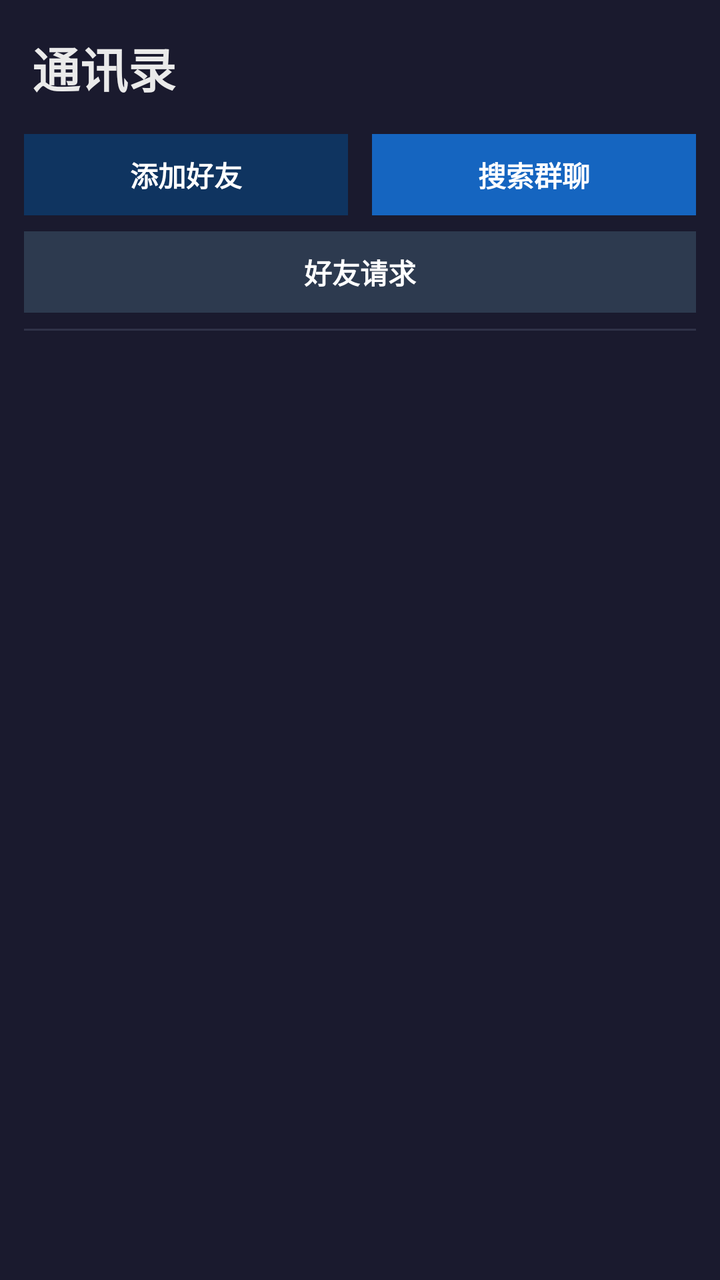
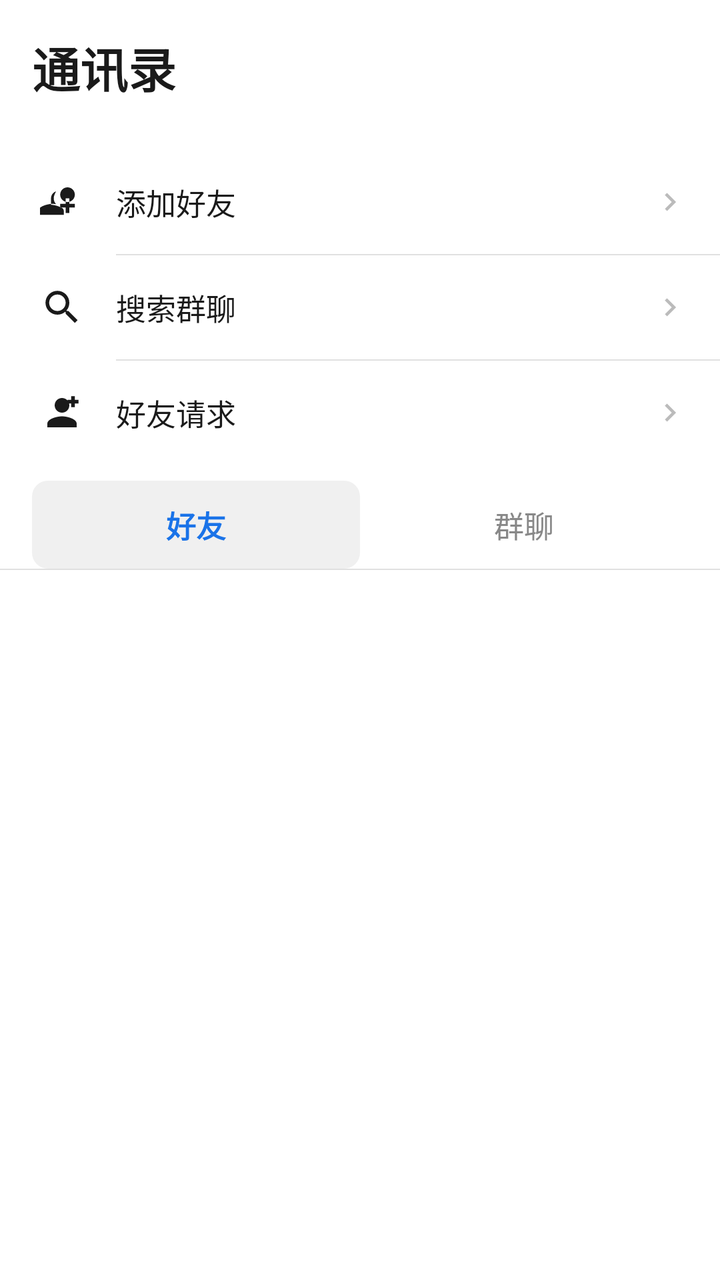

Two renders of the same Android screen: before a commit and after it. Below are the layout's source before the change and the commit's diff.
<!-- AndroidManifest.xml: application theme Theme.ChatApp -->
<!-- res/layout/fragment_contacts.xml -->
<?xml version="1.0" encoding="utf-8"?>
<LinearLayout xmlns:android="http://schemas.android.com/apk/res/android"
    android:layout_width="match_parent"
    android:layout_height="match_parent"
    android:orientation="vertical"
    android:background="@color/bg_dark">
    <TextView
        android:layout_width="match_parent"
        android:layout_height="wrap_content"
        android:text="@string/contacts"
        android:textSize="24sp"
        android:textStyle="bold"
        android:textColor="@color/text_primary"
        android:padding="16dp" />
    
    <LinearLayout
        android:layout_width="match_parent"
        android:layout_height="wrap_content"
        android:orientation="horizontal"
        android:paddingHorizontal="12dp"
        android:paddingBottom="8dp">
        <TextView
            android:id="@+id/btn_add_friend"
            android:layout_width="0dp"
            android:layout_height="wrap_content"
            android:layout_weight="1"
            android:text="添加好友"
            android:textSize="14sp"
            android:textStyle="bold"
            android:textColor="@color/white"
            android:background="@color/accent"
            android:gravity="center"
            android:padding="10dp"
            android:layout_marginEnd="6dp" />
        <TextView
            android:id="@+id/btn_search_group"
            android:layout_width="0dp"
            android:layout_height="wrap_content"
            android:layout_weight="1"
            android:text="搜索群聊"
            android:textSize="14sp"
            android:textStyle="bold"
            android:textColor="@color/white"
            android:background="#FF1565C0"
            android:gravity="center"
            android:padding="10dp"
            android:layout_marginStart="6dp" />
    </LinearLayout>
    <LinearLayout
        android:layout_width="match_parent"
        android:layout_height="wrap_content"
        android:orientation="horizontal"
        android:paddingHorizontal="12dp"
        android:paddingBottom="8dp">
        <TextView
            android:id="@+id/btn_friend_requests"
            android:layout_width="match_parent"
            android:layout_height="wrap_content"
            android:text="好友请求"
            android:textSize="14sp"
            android:textStyle="bold"
            android:textColor="@color/white"
            android:background="#FF2D3A4F"
            android:gravity="center"
            android:padding="10dp" />
    </LinearLayout>
    <View
        android:layout_width="match_parent"
        android:layout_height="1dp"
        android:background="@color/text_secondary"
        android:alpha="0.2"
        android:layout_marginHorizontal="12dp"
        android:layout_marginBottom="8dp" />
    <androidx.recyclerview.widget.RecyclerView
        android:id="@+id/rv_friends"
        android:layout_width="match_parent"
        android:layout_height="match_parent"
        android:paddingHorizontal="12dp" />
</LinearLayout>
<!-- resources referenced by this layout -->
<resources>
  <color name="accent">#FF0F3460</color>
  <color name="bg_dark">#FF1A1A2E</color>
  <color name="text_primary">#FFEAEAEA</color>
  <color name="text_secondary">#FF8892B0</color>
  <string name="contacts">通讯录</string>
  <style name="Theme.ChatApp" parent="Theme.MaterialComponents.DayNight.NoActionBar">
          <item name="colorPrimary">@color/accent</item>
          <item name="colorPrimaryVariant">@color/accent</item>
          <item name="colorOnPrimary">@color/white</item>
          <item name="android:statusBarColor">@color/bg_dark</item>
          <item name="android:windowBackground">@color/bg_dark</item>
          <item name="alertDialogTheme">@style/RoundedAlertDialog</item>
      </style>
  <style name="RoundedAlertDialog" parent="Theme.MaterialComponents.DayNight.Dialog.Alert">
          <item name="android:windowBackground">@drawable/bg_dialog_rounded</item>
          <item name="colorPrimary">@color/accent</item>
          <item name="android:textColorPrimary">@color/text_primary</item>
          <item name="android:textColorSecondary">@color/text_secondary</item>
      </style>
  <!-- drawable bg_dialog_rounded (drawable) -->
  <?xml version="1.0" encoding="utf-8"?>
  <shape xmlns:android="http://schemas.android.com/apk/res/android"
      android:shape="rectangle">
      <solid android:color="@color/bg_card" />
      <corners android:radius="16dp" />
  </shape>
  <color name="bg_card">#FF16213E</color>
  <!-- unchanged entries left out for length: 1 -->
</resources>

<!-- the commit's change to res/layout/fragment_contacts.xml (unified diff, before → after) -->
@@ -3,7 +3,7 @@
     android:layout_width="match_parent"
     android:layout_height="match_parent"
     android:orientation="vertical"
-    android:background="@color/bg_dark">
+    android:background="@color/white">
     <TextView
         android:layout_width="match_parent"
         android:layout_height="wrap_content"
@@ -11,69 +11,165 @@
         android:textSize="24sp"
         android:textStyle="bold"
         android:textColor="@color/text_primary"
-        android:padding="16dp" />
+        android:padding="16dp"
+        android:background="@color/white" />
+    <View
+        android:layout_width="match_parent"
+        android:layout_height="8dp"
+        android:background="@color/white" />
     
     <LinearLayout
         android:layout_width="match_parent"
         android:layout_height="wrap_content"
-        android:orientation="horizontal"
-        android:paddingHorizontal="12dp"
-        android:paddingBottom="8dp">
-        <TextView
+        android:orientation="vertical"
+        android:background="@color/white">
+        
+        <LinearLayout
             android:id="@+id/btn_add_friend"
-            android:layout_width="0dp"
-            android:layout_height="wrap_content"
-            android:layout_weight="1"
-            android:text="添加好友"
-            android:textSize="14sp"
-            android:textStyle="bold"
-            android:textColor="@color/white"
-            android:background="@color/accent"
-            android:gravity="center"
-            android:padding="10dp"
-            android:layout_marginEnd="6dp" />
-        <TextView
+            android:layout_width="match_parent"
+            android:layout_height="52dp"
+            android:orientation="horizontal"
+            android:gravity="center_vertical"
+            android:paddingStart="20dp"
+            android:paddingEnd="16dp"
+            android:background="?attr/selectableItemBackground">
+            <ImageView
+                android:layout_width="22dp"
+                android:layout_height="22dp"
+                android:src="@drawable/ic_add_friend"
+                android:contentDescription="添加好友" />
+            <TextView
+                android:layout_width="0dp"
+                android:layout_height="wrap_content"
+                android:layout_weight="1"
+                android:layout_marginStart="16dp"
+                android:text="添加好友"
+                android:textSize="15sp"
+                android:textColor="@color/text_primary" />
+            <ImageView
+                android:layout_width="18dp"
+                android:layout_height="18dp"
+                android:src="@drawable/ic_arrow_right"
+                android:contentDescription="箭头" />
+        </LinearLayout>
+        <View
+            android:layout_width="match_parent"
+            android:layout_height="0.5dp"
+            android:background="@color/divider"
+            android:layout_marginStart="58dp" />
+        
+        <LinearLayout
             android:id="@+id/btn_search_group"
-            android:layout_width="0dp"
-            android:layout_height="wrap_content"
-            android:layout_weight="1"
-            android:text="搜索群聊"
-            android:textSize="14sp"
-            android:textStyle="bold"
-            android:textColor="@color/white"
-            android:background="#FF1565C0"
-            android:gravity="center"
-            android:padding="10dp"
-            android:layout_marginStart="6dp" />
-    </LinearLayout>
-    <LinearLayout
-        android:layout_width="match_parent"
-        android:layout_height="wrap_content"
-        android:orientation="horizontal"
-        android:paddingHorizontal="12dp"
-        android:paddingBottom="8dp">
-        <TextView
+            android:layout_width="match_parent"
+            android:layout_height="52dp"
+            android:orientation="horizontal"
+            android:gravity="center_vertical"
+            android:paddingStart="20dp"
+            android:paddingEnd="16dp"
+            android:background="?attr/selectableItemBackground">
+            <ImageView
+                android:layout_width="22dp"
+                android:layout_height="22dp"
+                android:src="@drawable/ic_search_group"
+                android:contentDescription="搜索群聊" />
+            <TextView
+                android:layout_width="0dp"
+                android:layout_height="wrap_content"
+                android:layout_weight="1"
+                android:layout_marginStart="16dp"
+                android:text="搜索群聊"
+                android:textSize="15sp"
+                android:textColor="@color/text_primary" />
+            <ImageView
+                android:layout_width="18dp"
+                android:layout_height="18dp"
+                android:src="@drawable/ic_arrow_right"
+                android:contentDescription="箭头" />
+        </LinearLayout>
+        <View
+            android:layout_width="match_parent"
+            android:layout_height="0.5dp"
+            android:background="@color/divider"
+            android:layout_marginStart="58dp" />
+        
+        <LinearLayout
             android:id="@+id/btn_friend_requests"
             android:layout_width="match_parent"
-            android:layout_height="wrap_content"
-            android:text="好友请求"
-            android:textSize="14sp"
-            android:textStyle="bold"
-            android:textColor="@color/white"
-            android:background="#FF2D3A4F"
-            android:gravity="center"
-            android:padding="10dp" />
+            android:layout_height="52dp"
+            android:orientation="horizontal"
+            android:gravity="center_vertical"
+            android:paddingStart="20dp"
+            android:paddingEnd="16dp"
+            android:background="?attr/selectableItemBackground">
+            <ImageView
+                android:layout_width="22dp"
+                android:layout_height="22dp"
+                android:src="@drawable/ic_friend_request"
+                android:contentDescription="好友请求" />
+            <TextView
+                android:layout_width="0dp"
+                android:layout_height="wrap_content"
+                android:layout_weight="1"
+                android:layout_marginStart="16dp"
+                android:text="好友请求"
+                android:textSize="15sp"
+                android:textColor="@color/text_primary" />
+            <ImageView
+                android:layout_width="18dp"
+                android:layout_height="18dp"
+                android:src="@drawable/ic_arrow_right"
+                android:contentDescription="箭头" />
+        </LinearLayout>
     </LinearLayout>
     <View
         android:layout_width="match_parent"
-        android:layout_height="1dp"
-        android:background="@color/text_secondary"
-        android:alpha="0.2"
-        android:layout_marginHorizontal="12dp"
-        android:layout_marginBottom="8dp" />
+        android:layout_height="8dp"
+        android:background="@color/white" />
+    
+    <LinearLayout
+        android:layout_width="match_parent"
+        android:layout_height="44dp"
+        android:orientation="horizontal"
+        android:background="@color/white"
+        android:paddingHorizontal="16dp">
+        <TextView
+            android:id="@+id/tab_friends"
+            android:layout_width="0dp"
+            android:layout_height="match_parent"
+            android:layout_weight="1"
+            android:gravity="center"
+            android:text="好友"
+            android:textSize="15sp"
+            android:textStyle="bold"
+            android:textColor="@color/accent"
+            android:background="@drawable/bg_tab_active" />
+        <TextView
+            android:id="@+id/tab_groups"
+            android:layout_width="0dp"
+            android:layout_height="match_parent"
+            android:layout_weight="1"
+            android:gravity="center"
+            android:text="群聊"
+            android:textSize="15sp"
+            android:textColor="@color/text_secondary" />
+    </LinearLayout>
+    <View
+        android:layout_width="match_parent"
+        android:layout_height="0.5dp"
+        android:background="@color/divider" />
+    
     <androidx.recyclerview.widget.RecyclerView
         android:id="@+id/rv_friends"
         android:layout_width="match_parent"
         android:layout_height="match_parent"
+        android:background="@color/white"
         android:paddingHorizontal="12dp" />
+    
+    <androidx.recyclerview.widget.RecyclerView
+        android:id="@+id/rv_groups"
+        android:layout_width="match_parent"
+        android:layout_height="match_parent"
+        android:background="@color/white"
+        android:paddingHorizontal="12dp"
+        android:visibility="gone" />
 </LinearLayout>
<!-- resource entries referenced after the edit -->
@@ -1,19 +1,64 @@
 <!-- resources referenced by this layout -->
 <resources>
-  <color name="accent">#FF0F3460</color>
-  <color name="bg_dark">#FF1A1A2E</color>
-  <color name="text_primary">#FFEAEAEA</color>
-  <color name="text_secondary">#FF8892B0</color>
+  <color name="accent">#FF1A73E8</color>
+  <color name="divider">#FFE0E0E0</color>
+  <color name="text_primary">#FF1A1A1A</color>
+  <color name="text_secondary">#FF888888</color>
+  <!-- drawable bg_tab_active (drawable) -->
+  <?xml version="1.0" encoding="utf-8"?>
+  <shape xmlns:android="http://schemas.android.com/apk/res/android"
+      android:shape="rectangle">
+      <solid android:color="@color/bg_gray" />
+      <corners android:radius="8dp" />
+  </shape>
+  <!-- drawable ic_add_friend (drawable) -->
+  <vector xmlns:android="http://schemas.android.com/apk/res/android"
+      android:width="24dp" android:height="24dp"
+      android:viewportWidth="24" android:viewportHeight="24"
+      android:tint="@color/text_primary">
+      <path android:fillColor="@android:color/white"
+          android:pathData="M15,12c2.21,0 4,-1.79 4,-4s-1.79,-4 -4,-4 -4,1.79 -4,4 1.79,4 4,4zM6,10c0,-2.21 1.79,-4 4,-4 -0.43,0 -0.84,0.07 -1.22,0.2C8.03,7.6 7.5,8.74 7.5,10c0,1.26 0.53,2.4 1.28,3.22C8.16,13.07 7.57,13 7,13c-2.67,0 -8,1.34 -8,4v2h14v-2c0,-0.62 -0.28,-1.18 -0.73,-1.6C10.78,14.55 8.31,13.55 6,13.55v-3.55zM19,15h-3v3h-2v-3h-3v-2h3v-3h2v3h3z"/>
+  </vector>
+  <!-- drawable ic_arrow_right (drawable) -->
+  <vector xmlns:android="http://schemas.android.com/apk/res/android"
+      android:width="24dp"
+      android:height="24dp"
+      android:viewportWidth="24"
+      android:viewportHeight="24"
+      android:tint="@color/text_hint">
+      <path
+          android:fillColor="@android:color/white"
+          android:pathData="M10,6L8.59,7.41 13.17,12l-4.58,4.59L10,18l6,-6z"/>
+  </vector>
+  <!-- drawable ic_friend_request (drawable) -->
+  <vector xmlns:android="http://schemas.android.com/apk/res/android"
+      android:width="24dp" android:height="24dp"
+      android:viewportWidth="24" android:viewportHeight="24"
+      android:tint="@color/text_primary">
+      <path android:fillColor="@android:color/white"
+          android:pathData="M12,12c2.21,0 4,-1.79 4,-4s-1.79,-4 -4,-4 -4,1.79 -4,4 1.79,4 4,4zM12,14c-2.67,0 -8,1.34 -8,4v2h16v-2c0,-2.66 -5.33,-4 -8,-4zM19,3h-2v2h-2v2h2v2h2V7h2V5h-2z"/>
+  </vector>
+  <!-- drawable ic_search_group (drawable) -->
+  <vector xmlns:android="http://schemas.android.com/apk/res/android"
+      android:width="24dp" android:height="24dp"
+      android:viewportWidth="24" android:viewportHeight="24"
+      android:tint="@color/text_primary">
+      <path android:fillColor="@android:color/white"
+          android:pathData="M15.5,14h-0.79l-0.28,-0.27C15.41,12.59 16,11.11 16,9.5 16,5.91 13.09,3 9.5,3S3,5.91 3,9.5 5.91,16 9.5,16c1.61,0 3.09,-0.59 4.23,-1.57l0.27,0.28v0.79l5,4.99L20.49,19l-4.99,-5zM9.5,14C7.01,14 5,11.99 5,9.5S7.01,5 9.5,5 14,7.01 14,9.5 11.99,14 9.5,14z"/>
+  </vector>
   <string name="contacts">通讯录</string>
-  <style name="Theme.ChatApp" parent="Theme.MaterialComponents.DayNight.NoActionBar">
+  <style name="Theme.ChatApp" parent="Theme.MaterialComponents.Light.NoActionBar">
           <item name="colorPrimary">@color/accent</item>
           <item name="colorPrimaryVariant">@color/accent</item>
           <item name="colorOnPrimary">@color/white</item>
-          <item name="android:statusBarColor">@color/bg_dark</item>
-          <item name="android:windowBackground">@color/bg_dark</item>
+          <item name="android:statusBarColor">@color/white</item>
+          <item name="android:windowLightStatusBar">true</item>
+          <item name="android:windowBackground">@color/white</item>
           <item name="alertDialogTheme">@style/RoundedAlertDialog</item>
       </style>
-  <style name="RoundedAlertDialog" parent="Theme.MaterialComponents.DayNight.Dialog.Alert">
+  <color name="bg_gray">#FFF0F0F0</color>
+  <color name="text_hint">#FFBBBBBB</color>
+  <style name="RoundedAlertDialog" parent="Theme.MaterialComponents.Light.Dialog.Alert">
           <item name="android:windowBackground">@drawable/bg_dialog_rounded</item>
           <item name="colorPrimary">@color/accent</item>
           <item name="android:textColorPrimary">@color/text_primary</item>
@@ -23,10 +68,9 @@
   <?xml version="1.0" encoding="utf-8"?>
   <shape xmlns:android="http://schemas.android.com/apk/res/android"
       android:shape="rectangle">
-      <solid android:color="@color/bg_card" />
+      <solid android:color="@color/white" />
       <corners android:radius="16dp" />
   </shape>
-  <color name="bg_card">#FF16213E</color>
   <!-- unchanged entries left out for length: 1 -->
 </resources>
 
